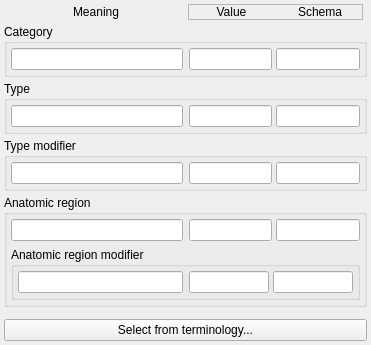
Old version of the form Modules/Loadable/Colors/Widgets/Resources/UI/qSlicerTerminologyEditorWidget.ui in the repository cpinter/Slicer.
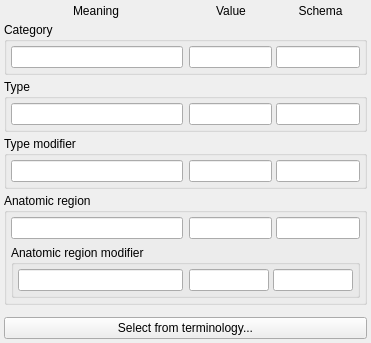
New version of the form. Custom widgets are drawn as their Qt base class.

Commit message:
BUG: Fix value and CSD column order in terminology editor
Re #6975, #7593

```diff
--- a/Modules/Loadable/Colors/Widgets/Resources/UI/qSlicerTerminologyEditorWidget.ui
+++ b/Modules/Loadable/Colors/Widgets/Resources/UI/qSlicerTerminologyEditorWidget.ui
@@ -7,7 +7,7 @@
     <x>0</x>
     <y>0</y>
     <width>371</width>
-    <height>218</height>
+    <height>210</height>
    </rect>
   </property>
   <property name="windowTitle">
@@ -90,12 +90,12 @@
          <property name="bottomMargin">
           <number>0</number>
          </property>
-         <item>
-          <widget class="QLineEdit" name="typeModifierCSDLineEdit"/>
-         </item>
          <item>
           <widget class="QLineEdit" name="typeModifierCodeValueLineEdit"/>
          </item>
+         <item>
+          <widget class="QLineEdit" name="typeModifierCSDLineEdit"/>
+         </item>
         </layout>
        </widget>
       </item>
@@ -167,12 +167,12 @@
          <property name="bottomMargin">
           <number>0</number>
          </property>
-         <item>
-          <widget class="QLineEdit" name="typeCSDLineEdit"/>
-         </item>
          <item>
           <widget class="QLineEdit" name="typeCodeValueLineEdit"/>
          </item>
+         <item>
+          <widget class="QLineEdit" name="typeCSDLineEdit"/>
+         </item>
         </layout>
        </widget>
       </item>
@@ -277,12 +277,12 @@
             <property name="bottomMargin">
              <number>0</number>
             </property>
-            <item>
-             <widget class="QLineEdit" name="anatomicRegionModifierCSDLineEdit"/>
-            </item>
             <item>
              <widget class="QLineEdit" name="anatomicRegionModifierCodeValueLineEdit"/>
             </item>
+            <item>
+             <widget class="QLineEdit" name="anatomicRegionModifierCSDLineEdit"/>
+            </item>
            </layout>
           </widget>
          </item>
@@ -329,12 +329,12 @@
          <property name="bottomMargin">
           <number>0</number>
          </property>
-         <item>
-          <widget class="QLineEdit" name="anatomicRegionCSDLineEdit"/>
-         </item>
          <item>
           <widget class="QLineEdit" name="anatomicRegionCodeValueLineEdit"/>
          </item>
+         <item>
+          <widget class="QLineEdit" name="anatomicRegionCSDLineEdit"/>
+         </item>
         </layout>
        </widget>
       </item>
@@ -447,7 +447,7 @@
         </sizepolicy>
        </property>
        <property name="frameShape">
-        <enum>QFrame::StyledPanel</enum>
+        <enum>QFrame::NoFrame</enum>
        </property>
        <property name="frameShadow">
         <enum>QFrame::Raised</enum>
```
The commit also changes 1 other file.
